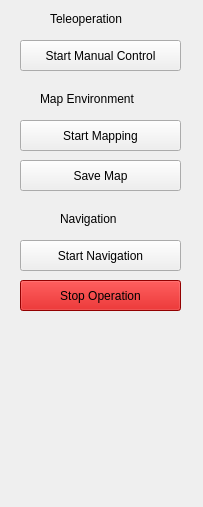
Before: the Qt Designer form resource/building-inspec-control.ui in Concordia-Building-Inspection-Robot/wheeltec-building-inspection, drawn with Qt 5.
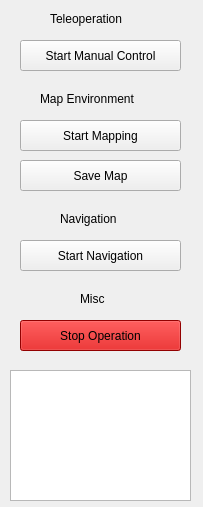
After: the same form once the commit is applied.

Commit message: Write some documentation and create basic log viewer in UI

Patch:
```diff
--- a/resource/building-inspec-control.ui
+++ b/resource/building-inspec-control.ui
@@ -82,7 +82,7 @@
    <property name="geometry">
     <rect>
      <x>20</x>
-     <y>280</y>
+     <y>320</y>
      <width>161</width>
      <height>31</height>
     </rect>
@@ -123,6 +123,29 @@
     <string>Start Manual Control</string>
    </property>
   </widget>
+  <widget class="QLabel" name="MiscLabel">
+   <property name="geometry">
+    <rect>
+     <x>80</x>
+     <y>290</y>
+     <width>31</width>
+     <height>17</height>
+    </rect>
+   </property>
+   <property name="text">
+    <string>Misc</string>
+   </property>
+  </widget>
+  <widget class="QListWidget" name="LogConsole">
+   <property name="geometry">
+    <rect>
+     <x>10</x>
+     <y>370</y>
+     <width>181</width>
+     <height>131</height>
+    </rect>
+   </property>
+  </widget>
  </widget>
  <resources/>
  <connections/>
```
The commit also changes 7 other files.
